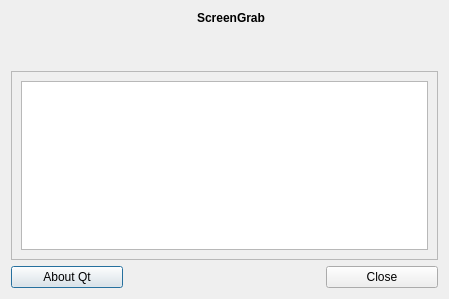
Old version of the form src/ui/aboutwidget.ui in the repository lxqt/screengrab.
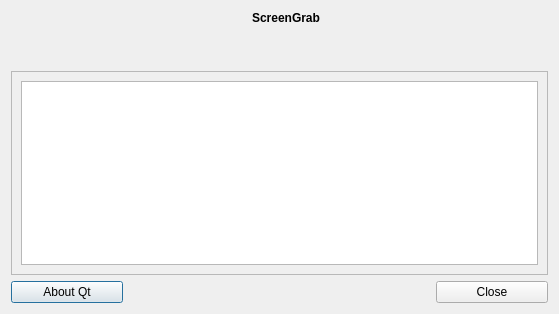
New version of the form. Icons and pictures are not drawn.

Commit message: Remake about dialog

```diff
--- a/src/ui/aboutwidget.ui
+++ b/src/ui/aboutwidget.ui
@@ -6,8 +6,8 @@
    <rect>
     <x>0</x>
     <y>0</y>
-    <width>449</width>
-    <height>299</height>
+    <width>559</width>
+    <height>314</height>
    </rect>
   </property>
   <property name="sizePolicy">
@@ -18,14 +18,14 @@
   </property>
   <property name="minimumSize">
    <size>
-    <width>449</width>
-    <height>299</height>
+    <width>559</width>
+    <height>314</height>
    </size>
   </property>
   <property name="maximumSize">
    <size>
-    <width>449</width>
-    <height>299</height>
+    <width>16777215</width>
+    <height>16777215</height>
    </size>
   </property>
   <property name="windowTitle">
```
Left out of the diff: 2 changed lines with no effect on the pictures. The commit also changes 2 other files.
